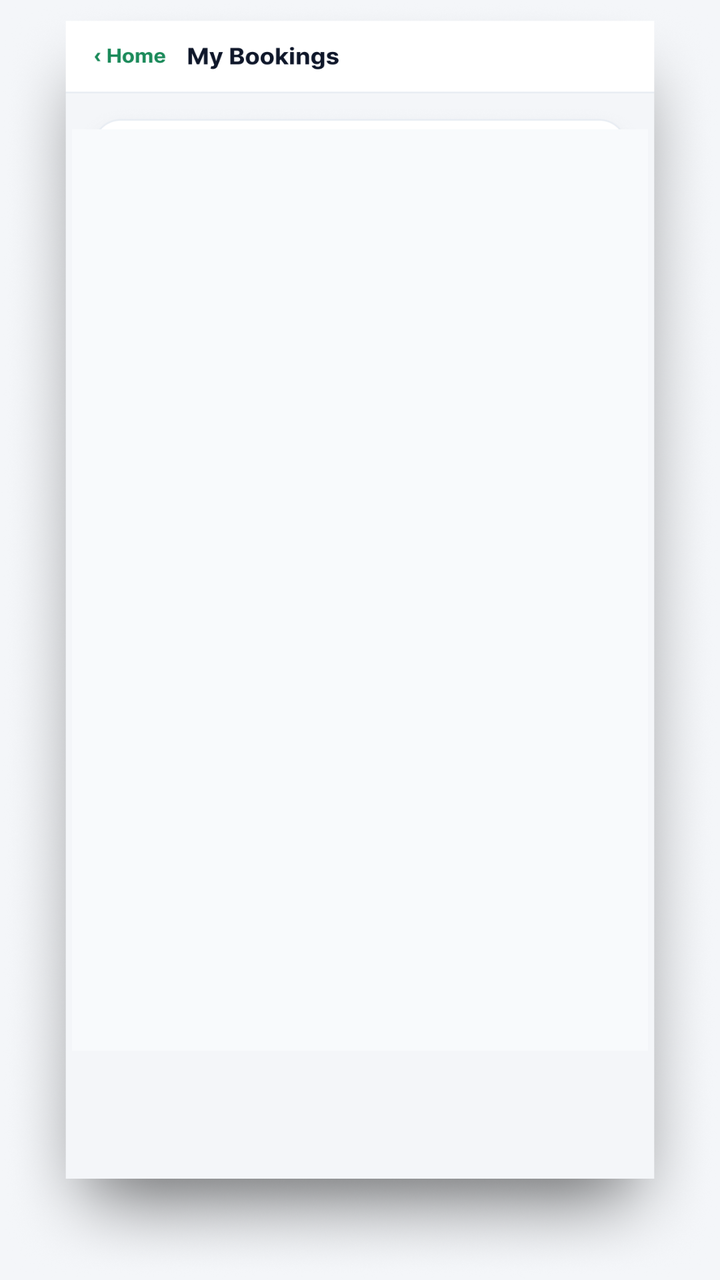
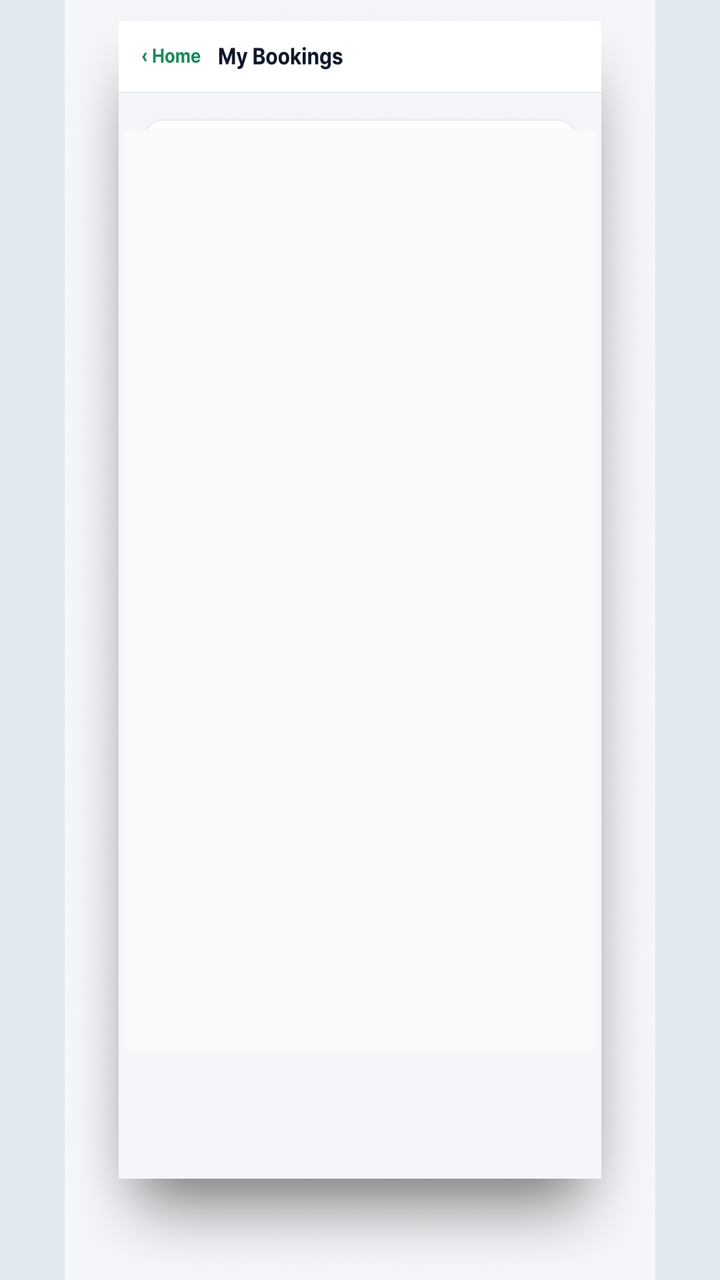

The first picture is an Android layout as it rendered before a commit; the second is the same layout after the commit. The layout source and the unified diff follow.
<!-- AndroidManifest.xml: application theme Theme.SharedOfficeBookingApp -->
<!-- res/layout/activity_manage_requests.xml -->
<?xml version="1.0" encoding="utf-8"?>
<androidx.constraintlayout.widget.ConstraintLayout xmlns:android="http://schemas.android.com/apk/res/android"
    xmlns:app="http://schemas.android.com/apk/res-auto"
    android:layout_width="match_parent"
    android:layout_height="match_parent"
    android:background="#F4F6F9">

    <ImageView
        android:id="@+id/ivBgManageRequests"
        android:layout_width="0dp"
        android:layout_height="0dp"
        android:scaleType="fitXY"
        android:src="@drawable/mybookingchris"
        app:layout_constraintBottom_toBottomOf="parent"
        app:layout_constraintEnd_toEndOf="parent"
        app:layout_constraintStart_toStartOf="parent"
        app:layout_constraintTop_toTopOf="parent" />

    
    <Button
        android:id="@+id/btnBackManageRequests"
        android:layout_width="0dp"
        android:layout_height="0dp"
        android:background="@android:color/transparent"
        app:layout_constraintBottom_toBottomOf="parent"
        app:layout_constraintEnd_toEndOf="parent"
        app:layout_constraintHeight_percent="0.06"
        app:layout_constraintHorizontal_bias="0.11"
        app:layout_constraintStart_toStartOf="parent"
        app:layout_constraintTop_toTopOf="parent"
        app:layout_constraintVertical_bias="0.025"
        app:layout_constraintWidth_percent="0.22" />

    
    <ListView
        android:id="@+id/lvManageRequests"
        android:layout_width="0dp"
        android:layout_height="0dp"
        android:background="#F8FAFC"
        android:divider="#E2E8F0"
        android:dividerHeight="1dp"
        app:layout_constraintBottom_toBottomOf="parent"
        app:layout_constraintEnd_toEndOf="parent"
        app:layout_constraintHeight_percent="0.72"
        app:layout_constraintStart_toStartOf="parent"
        app:layout_constraintTop_toTopOf="parent"
        app:layout_constraintVertical_bias="0.36"
        app:layout_constraintWidth_percent="0.80" />

</androidx.constraintlayout.widget.ConstraintLayout>
<!-- resources referenced by this layout -->
<resources>
  <!-- drawable mybookingchris: png bitmap (drawable, 734188 bytes) -->
  <style name="Theme.SharedOfficeBookingApp" parent="Base.Theme.SharedOfficeBookingApp" />
  <style name="Base.Theme.SharedOfficeBookingApp" parent="Theme.Material3.DayNight.NoActionBar">
          
          
      </style>
</resources>

<!-- the commit's change to res/layout/activity_manage_requests.xml (unified diff, before → after) -->
@@ -3,48 +3,61 @@
     xmlns:app="http://schemas.android.com/apk/res-auto"
     android:layout_width="match_parent"
     android:layout_height="match_parent"
-    android:background="#F4F6F9">
+    android:background="#E2E8F0">
 
-    <ImageView
-        android:id="@+id/ivBgManageRequests"
+    <androidx.constraintlayout.widget.ConstraintLayout
+        android:id="@+id/phoneViewportContainer"
         android:layout_width="0dp"
         android:layout_height="0dp"
-        android:scaleType="fitXY"
-        android:src="@drawable/mybookingchris"
+        android:background="#F4F6F9"
         app:layout_constraintBottom_toBottomOf="parent"
+        app:layout_constraintDimensionRatio="W,9:19.5"
         app:layout_constraintEnd_toEndOf="parent"
         app:layout_constraintStart_toStartOf="parent"
-        app:layout_constraintTop_toTopOf="parent" />
+        app:layout_constraintTop_toTopOf="parent">
 
-    
-    <Button
-        android:id="@+id/btnBackManageRequests"
-        android:layout_width="0dp"
-        android:layout_height="0dp"
-        android:background="@android:color/transparent"
-        app:layout_constraintBottom_toBottomOf="parent"
-        app:layout_constraintEnd_toEndOf="parent"
-        app:layout_constraintHeight_percent="0.06"
-        app:layout_constraintHorizontal_bias="0.11"
-        app:layout_constraintStart_toStartOf="parent"
-        app:layout_constraintTop_toTopOf="parent"
-        app:layout_constraintVertical_bias="0.025"
-        app:layout_constraintWidth_percent="0.22" />
+        <ImageView
+            android:id="@+id/ivBgManageRequests"
+            android:layout_width="0dp"
+            android:layout_height="0dp"
+            android:scaleType="fitXY"
+            android:src="@drawable/mybookingchris"
+            app:layout_constraintBottom_toBottomOf="parent"
+            app:layout_constraintEnd_toEndOf="parent"
+            app:layout_constraintStart_toStartOf="parent"
+            app:layout_constraintTop_toTopOf="parent" />
 
-    
-    <ListView
-        android:id="@+id/lvManageRequests"
-        android:layout_width="0dp"
-        android:layout_height="0dp"
-        android:background="#F8FAFC"
-        android:divider="#E2E8F0"
-        android:dividerHeight="1dp"
-        app:layout_constraintBottom_toBottomOf="parent"
-        app:layout_constraintEnd_toEndOf="parent"
-        app:layout_constraintHeight_percent="0.72"
-        app:layout_constraintStart_toStartOf="parent"
-        app:layout_constraintTop_toTopOf="parent"
-        app:layout_constraintVertical_bias="0.36"
-        app:layout_constraintWidth_percent="0.80" />
+        
+        <Button
+            android:id="@+id/btnBackManageRequests"
+            android:layout_width="0dp"
+            android:layout_height="0dp"
+            android:background="@android:color/transparent"
+            app:layout_constraintBottom_toBottomOf="parent"
+            app:layout_constraintEnd_toEndOf="parent"
+            app:layout_constraintHeight_percent="0.06"
+            app:layout_constraintHorizontal_bias="0.11"
+            app:layout_constraintStart_toStartOf="parent"
+            app:layout_constraintTop_toTopOf="parent"
+            app:layout_constraintVertical_bias="0.025"
+            app:layout_constraintWidth_percent="0.22" />
+
+        
+        <ListView
+            android:id="@+id/lvManageRequests"
+            android:layout_width="0dp"
+            android:layout_height="0dp"
+            android:background="#F8FAFC"
+            android:divider="#E2E8F0"
+            android:dividerHeight="1dp"
+            app:layout_constraintBottom_toBottomOf="parent"
+            app:layout_constraintEnd_toEndOf="parent"
+            app:layout_constraintHeight_percent="0.72"
+            app:layout_constraintStart_toStartOf="parent"
+            app:layout_constraintTop_toTopOf="parent"
+            app:layout_constraintVertical_bias="0.36"
+            app:layout_constraintWidth_percent="0.80" />
+
+    </androidx.constraintlayout.widget.ConstraintLayout>
 
 </androidx.constraintlayout.widget.ConstraintLayout>
